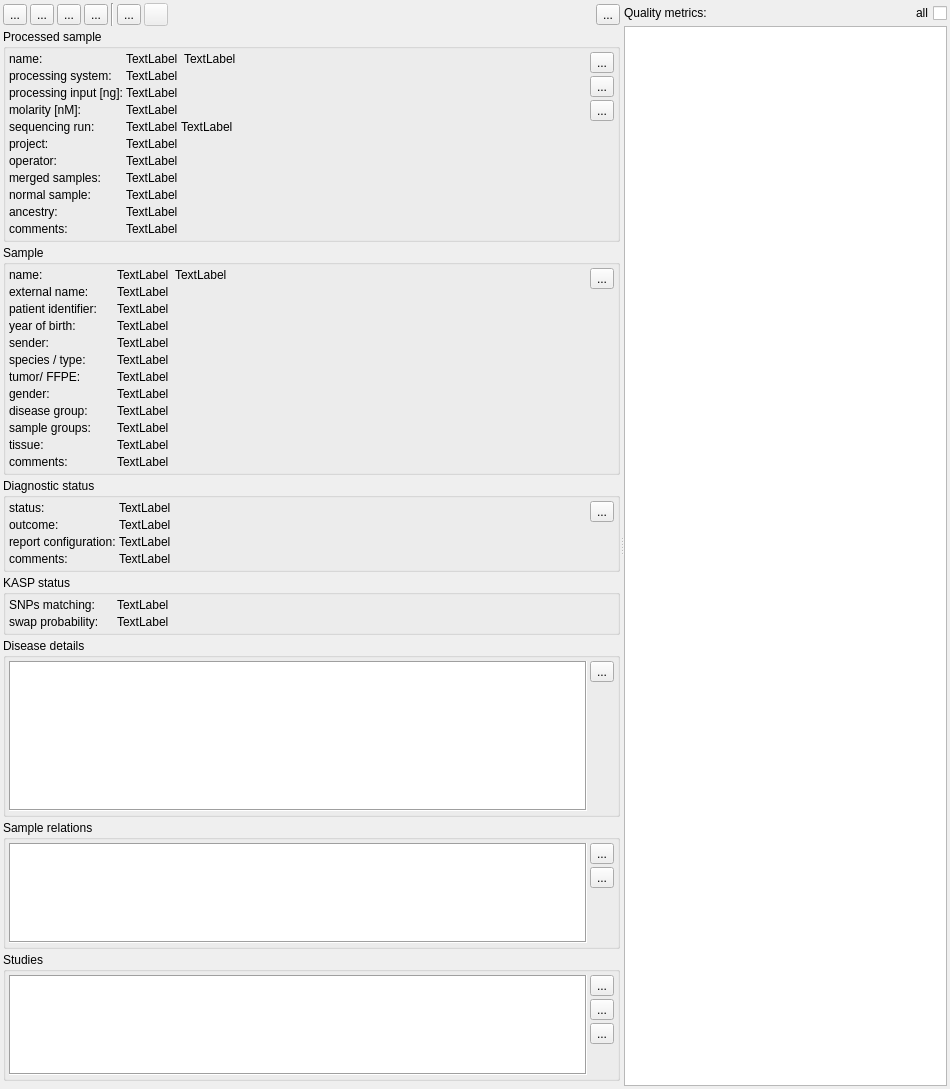
First picture: the form in src/GSvar/ProcessedSampleWidget.ui, repository imgag/ngs-bits, before the edit.
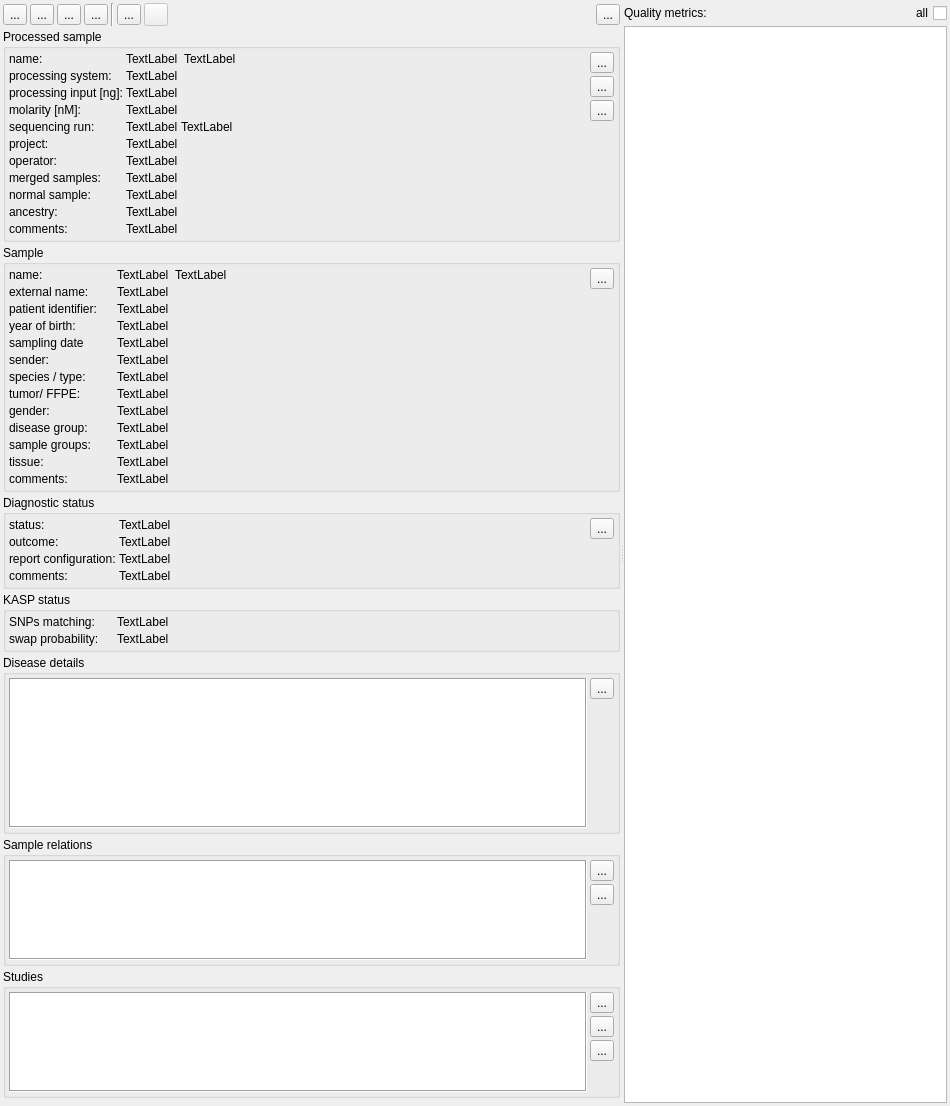
Second picture: the form after the edit. Icons and pictures are not drawn. Custom widgets are drawn as their Qt base class.

Commit message: add sampling date to NGSD, the genlab import and sample search

What changed in the file:
```diff
--- a/src/GSvar/ProcessedSampleWidget.ui
+++ b/src/GSvar/ProcessedSampleWidget.ui
@@ -645,7 +645,7 @@
               </property>
              </widget>
             </item>
-            <item row="4" column="0">
+            <item row="5" column="0">
              <widget class="QLabel" name="label_9">
               <property name="toolTip">
                <string>Sample sender and date/person the sample was received (by).</string>
@@ -655,7 +655,7 @@
               </property>
              </widget>
             </item>
-            <item row="4" column="1">
+            <item row="5" column="1">
              <widget class="QLabel" name="sender">
               <property name="text">
                <string>TextLabel</string>
@@ -665,14 +665,14 @@
               </property>
              </widget>
             </item>
-            <item row="5" column="0">
+            <item row="6" column="0">
              <widget class="QLabel" name="label_12">
               <property name="text">
                <string>species / type:</string>
               </property>
              </widget>
             </item>
-            <item row="5" column="1">
+            <item row="6" column="1">
              <widget class="QLabel" name="species_type">
               <property name="text">
                <string>TextLabel</string>
@@ -682,14 +682,14 @@
               </property>
              </widget>
             </item>
-            <item row="6" column="0">
+            <item row="7" column="0">
              <widget class="QLabel" name="label_8">
               <property name="text">
                <string>tumor/ FFPE:</string>
               </property>
              </widget>
             </item>
-            <item row="6" column="1">
+            <item row="7" column="1">
              <widget class="QLabel" name="tumor_ffpe">
               <property name="text">
                <string>TextLabel</string>
@@ -699,14 +699,14 @@
               </property>
              </widget>
             </item>
-            <item row="7" column="0">
+            <item row="8" column="0">
              <widget class="QLabel" name="label_7">
               <property name="text">
                <string>gender:</string>
               </property>
              </widget>
             </item>
-            <item row="7" column="1">
+            <item row="8" column="1">
              <widget class="QLabel" name="gender">
               <property name="text">
                <string>TextLabel</string>
@@ -716,7 +716,7 @@
               </property>
              </widget>
             </item>
-            <item row="8" column="0">
+            <item row="9" column="0">
              <widget class="QLabel" name="label_11">
               <property name="toolTip">
                <string>Disease group and status.</string>
@@ -726,7 +726,7 @@
               </property>
              </widget>
             </item>
-            <item row="8" column="1">
+            <item row="9" column="1">
              <widget class="QLabel" name="disease_group_status">
               <property name="text">
                <string>TextLabel</string>
@@ -736,21 +736,21 @@
               </property>
              </widget>
             </item>
-            <item row="9" column="0">
+            <item row="10" column="0">
              <widget class="QLabel" name="label_15">
               <property name="text">
                <string>sample groups:</string>
               </property>
              </widget>
             </item>
-            <item row="9" column="1">
+            <item row="10" column="1">
              <widget class="QLabel" name="sample_groups">
               <property name="text">
                <string>TextLabel</string>
               </property>
              </widget>
             </item>
-            <item row="11" column="0">
+            <item row="12" column="0">
              <widget class="QLabel" name="label_2">
               <property name="text">
                <string>comments:</string>
@@ -760,7 +760,7 @@
               </property>
              </widget>
             </item>
-            <item row="11" column="1">
+            <item row="12" column="1">
              <widget class="QLabel" name="comments_sample">
               <property name="text">
                <string>TextLabel</string>
@@ -770,14 +770,14 @@
               </property>
              </widget>
             </item>
-            <item row="10" column="1">
+            <item row="11" column="1">
              <widget class="QLabel" name="tissue">
               <property name="text">
                <string>TextLabel</string>
               </property>
              </widget>
             </item>
-            <item row="10" column="0">
+            <item row="11" column="0">
              <widget class="QLabel" name="label_29">
               <property name="text">
                <string>tissue:</string>
@@ -815,6 +815,20 @@
               </property>
              </widget>
             </item>
+            <item row="4" column="0">
+             <widget class="QLabel" name="label_31">
+              <property name="text">
+               <string>sampling date</string>
+              </property>
+             </widget>
+            </item>
+            <item row="4" column="1">
+             <widget class="QLabel" name="sampling_date">
+              <property name="text">
+               <string>TextLabel</string>
+              </property>
+             </widget>
+            </item>
            </layout>
           </item>
           <item>
```
The commit also changes 7 other files.
